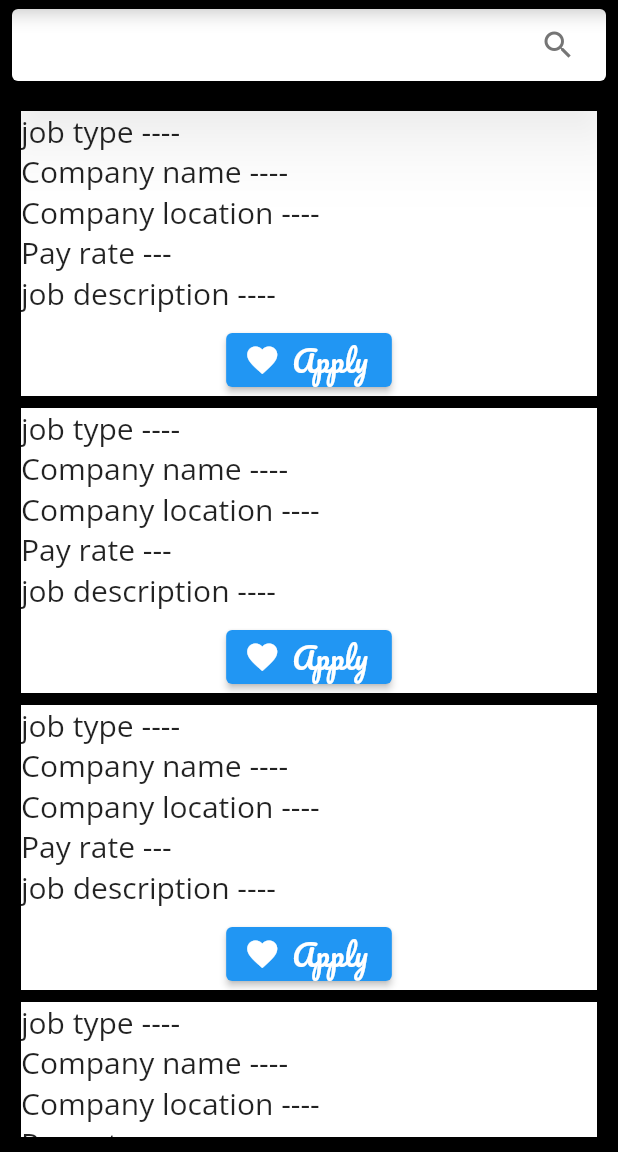
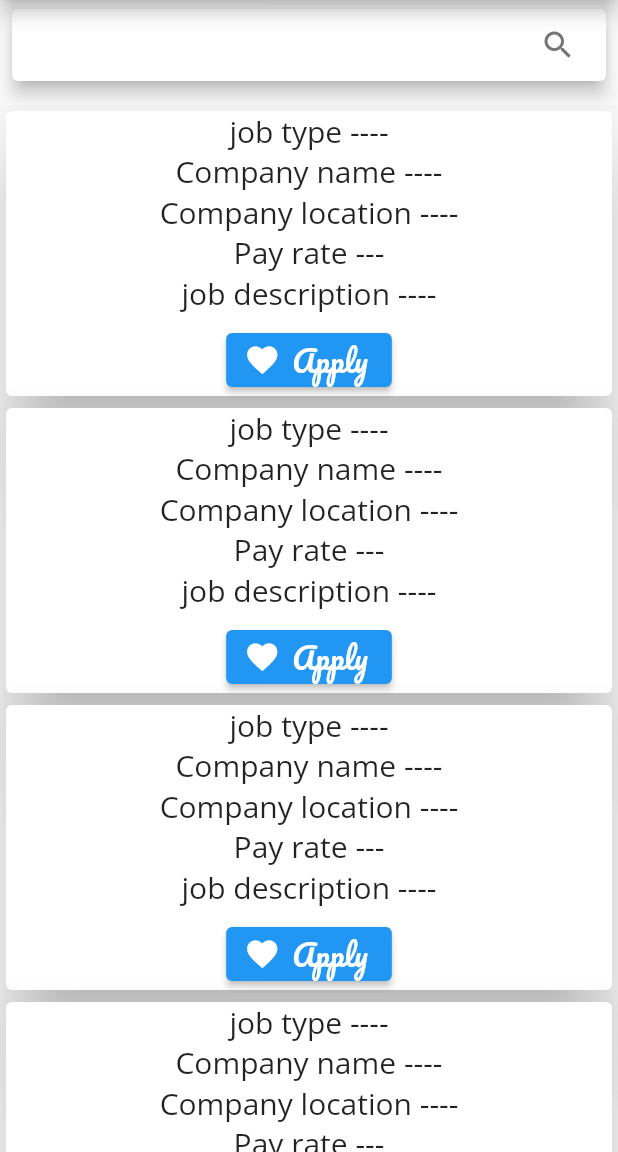
Before and after one commit to SwarajErra/hybrid, a Flutter app: the jobhomePage screen opened directly, on a phone screen of 412 x 824 dp, the part 84-1236 px from its top. Run offline on Flutter 3.47's test engine with Material 2 defaults, Android fonts, the phone set to English and light mode, and no system bars; drawn by our look-alikes of material_floating_search_bar; our stand-ins replace google_fonts, simple_gradient_text.

Commit message:
design change

```diff
--- a/lib/Jobhomepage/Searchbar.dart
+++ b/lib/Jobhomepage/Searchbar.dart
@@ -15,9 +15,10 @@ class _searchBarState extends State<searchBar> {
   Widget build(BuildContext context) {
     return Stack(
       children: <Widget>[
-        Container(
-          padding: EdgeInsets.fromLTRB(10, 70, 10, 10),
-          color: Colors.black,
+        Positioned.fill(
+          top: 70,
+          child: Align(
+            alignment: Alignment.center,
             child: Column(
               children: [
                 Expanded(
@@ -37,6 +38,7 @@ class _searchBarState extends State<searchBar> {
               ],
             ),
           ),
+        ),
         FloatSearchBar(),
       ],
     );
@@ -53,26 +55,48 @@ class dynamicJobCard extends StatefulWidget {
 class _dynamicJobCardState extends State<dynamicJobCard> {
   @override
   Widget build(BuildContext context) {
-    return Card(
+    return Container(
+      width: double.infinity,
+      child: Card(
+        shadowColor: Colors.black,
+        elevation: 20,
         child: Container(
           height: 190,
           width: 400,
           child: Column(
-            crossAxisAlignment: CrossAxisAlignment.start,
+            crossAxisAlignment: CrossAxisAlignment.center,
             children: [
-            Text('job type ----',style: GoogleFonts.openSans(textStyle:TextStyle(fontSize: 20,fontWeight: FontWeight.normal))),
-              Text('Company name ----',style: GoogleFonts.openSans(textStyle:TextStyle(fontSize: 20,fontWeight: FontWeight.normal))),
-              Text('Company location ----',style: GoogleFonts.openSans(textStyle:TextStyle(fontSize: 20,fontWeight: FontWeight.normal))),
-              Text('Pay rate ---',style: GoogleFonts.openSans(textStyle:TextStyle(fontSize: 20,fontWeight: FontWeight.normal))),
-              Text('job description ----',style: GoogleFonts.openSans(textStyle:TextStyle(fontSize: 20,fontWeight:FontWeight.normal))),
-
-            Expanded(child:
-            Row(
+              Text('job type ----',
+                  style: GoogleFonts.openSans(
+                      textStyle: TextStyle(
+                          fontSize: 20, fontWeight: FontWeight.normal))),
+              Text('Company name ----',
+                  style: GoogleFonts.openSans(
+                      textStyle: TextStyle(
+                          fontSize: 20, fontWeight: FontWeight.normal))),
+              Text('Company location ----',
+                  style: GoogleFonts.openSans(
+                      textStyle: TextStyle(
+                          fontSize: 20, fontWeight: FontWeight.normal))),
+              Text('Pay rate ---',
+                  style: GoogleFonts.openSans(
+                      textStyle: TextStyle(
+                          fontSize: 20, fontWeight: FontWeight.normal))),
+              Text('job description ----',
+                  style: GoogleFonts.openSans(
+                      textStyle: TextStyle(
+                          fontSize: 20, fontWeight: FontWeight.normal))),
+              Expanded(
+                child: Row(
                   crossAxisAlignment: CrossAxisAlignment.end,
                   mainAxisAlignment: MainAxisAlignment.center,
                   children: [
                     ElevatedButton.icon(
-                  label: Text('Apply',style: GoogleFonts.pacifico(textStyle:TextStyle(fontSize: 20,))),
+                      label: Text('Apply',
+                          style: GoogleFonts.pacifico(
+                              textStyle: TextStyle(
+                            fontSize: 20,
+                          ))),
                       icon: Icon(Icons.favorite),
                       onPressed: () {
                         print('Pressed');
@@ -83,16 +107,6 @@ class _dynamicJobCardState extends State<dynamicJobCard> {
               ),
             ],
           ),
-        decoration: BoxDecoration(
-          color: Colors.white,
-          boxShadow: [
-            BoxShadow(
-              color: Colors.white,
-              offset: const Offset(0.0, 0.0),
-              blurRadius: 0,
-              spreadRadius: 0,
-            ),
-          ],
         ),
       ),
     );
--- a/lib/Jobhomepage/floatsearchbar.dart
+++ b/lib/Jobhomepage/floatsearchbar.dart
@@ -78,7 +78,8 @@ class _FloatSearchBarState extends State<FloatSearchBar> {
   @override
   Widget build(BuildContext context) {
     return FloatingSearchBar(
-      elevation: 20,
+      shadowColor: Colors.black,
+      elevation: 5,
       automaticallyImplyBackButton: false,
         controller: controller,
         body: FloatingSearchBarScrollNotifier(
@@ -117,7 +118,7 @@ class _FloatSearchBarState extends State<FloatSearchBar> {
           return ClipRRect(
             borderRadius: BorderRadius.circular(8),
             child: Material(
-              color: Colors.white,
+              //color: Colors.white,
               elevation: 4,
               child: Builder(
                 builder: (context) {
```
Lines whose indentation alone changed are shown as unchanged.
